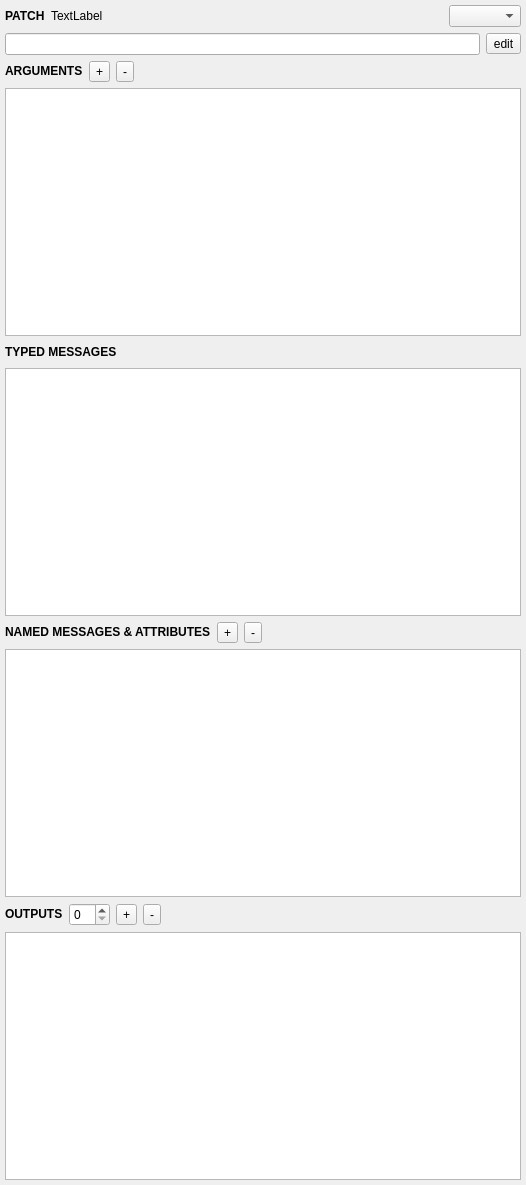
Above: source/HelpForMax/Patch/PatchWidget.ui from xavierxeon-music/WaMaxPackage before the change. Below: the same form after it.
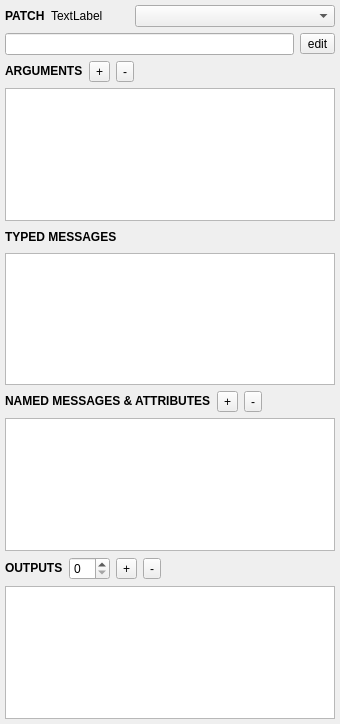
That is the form after the change. Custom widgets are drawn as their Qt base class.

Diff of the .ui file:
```diff
--- a/source/HelpForMax/Patch/PatchWidget.ui
+++ b/source/HelpForMax/Patch/PatchWidget.ui
@@ -6,8 +6,8 @@
    <rect>
     <x>0</x>
     <y>0</y>
-    <width>526</width>
-    <height>1185</height>
+    <width>340</width>
+    <height>724</height>
    </rect>
   </property>
   <property name="windowTitle">
@@ -49,7 +49,14 @@
       </widget>
      </item>
      <item>
-      <widget class="QComboBox" name="patchTypeCombo"/>
+      <widget class="QComboBox" name="patchTypeCombo">
+       <property name="minimumSize">
+        <size>
+         <width>200</width>
+         <height>0</height>
+        </size>
+       </property>
+      </widget>
      </item>
     </layout>
    </item>
```
